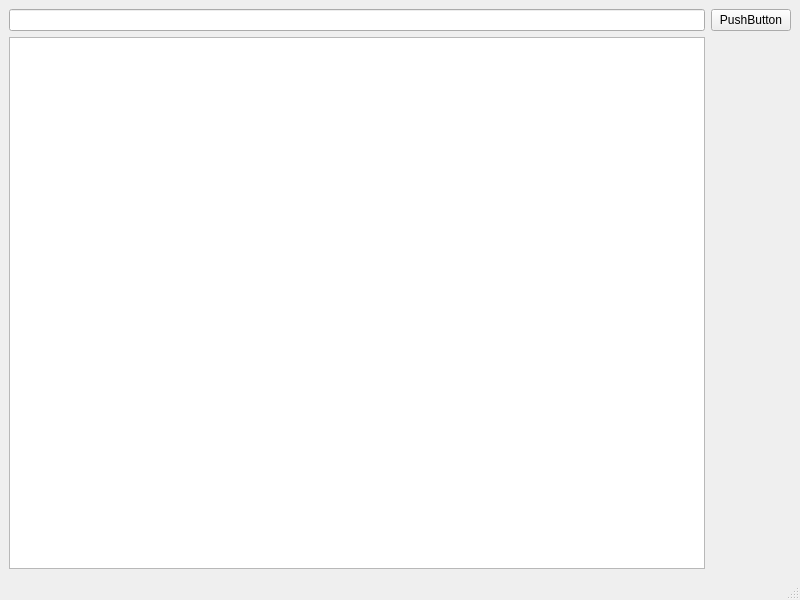
First picture: the form in mainwindow.ui, repository darialisina/CourseWorkDasha, before the edit.
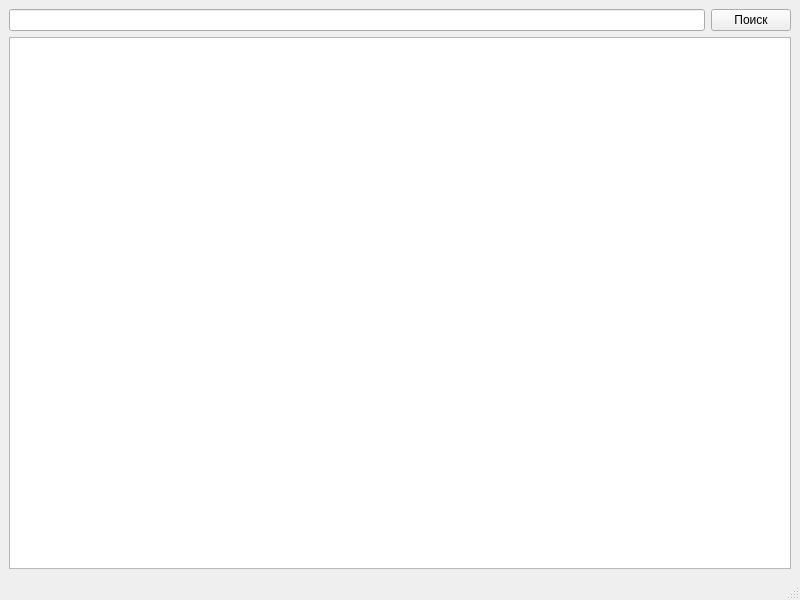
Second picture: the form after the edit.

```diff
--- a/mainwindow.ui
+++ b/mainwindow.ui
@@ -15,19 +15,37 @@
   </property>
   <widget class="QWidget" name="centralwidget">
    <layout class="QGridLayout" name="gridLayout">
-    <item row="3" column="0">
-     <widget class="QListWidget" name="listWidget"/>
-    </item>
     <item row="2" column="1">
      <widget class="QPushButton" name="pushButton">
+      <property name="font">
+       <font>
+        <family>Segoe UI</family>
+        <pointsize>9</pointsize>
+       </font>
+      </property>
       <property name="text">
-       <string>PushButton</string>
+       <string>Поиск</string>
       </property>
      </widget>
     </item>
     <item row="2" column="0">
      <widget class="QLineEdit" name="lineEdit"/>
     </item>
+    <item row="3" column="0" colspan="2">
+     <widget class="QListWidget" name="listWidget">
+      <property name="font">
+       <font>
+        <pointsize>12</pointsize>
+       </font>
+      </property>
+      <property name="spacing">
+       <number>3</number>
+      </property>
+      <property name="wordWrap">
+       <bool>true</bool>
+      </property>
+     </widget>
+    </item>
    </layout>
   </widget>
   <widget class="QMenuBar" name="menubar">
```
